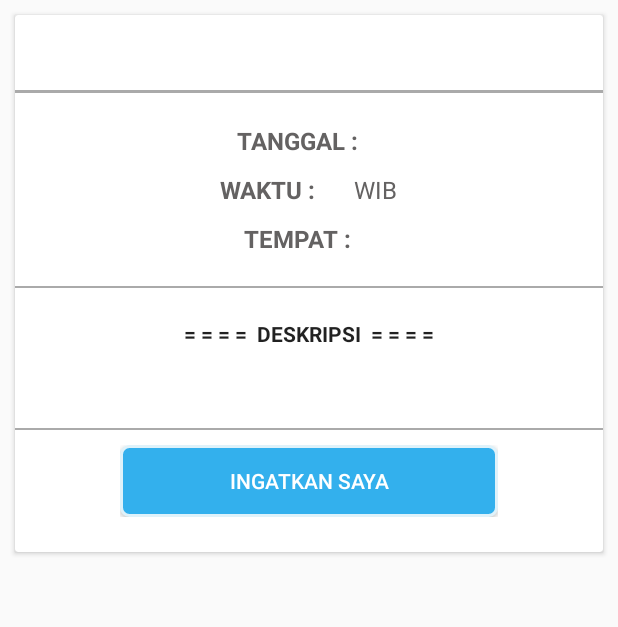
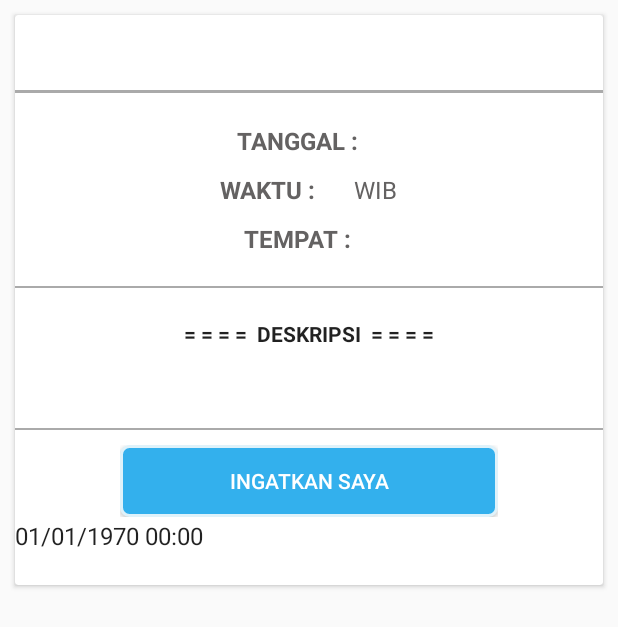
Before and after one commit to RBAYU505/clientsatu, an Android app: the DetailActivity screen opened directly, with no data from a screen before it, after a tap on "INGATKAN SAYA", on a phone screen of 412 x 824 dp. Shown: the top 627 px of the screen. Run offline under Robolectric (Android 15) with nearby library versions, the phone set to English and light mode, and no system bars; 8 statements that could not run were skipped.

Commit message:
revpenda tnp checking

```diff
--- a/app/src/main/java/id/restabayu/clientsatu/DetailActivity.java
+++ b/app/src/main/java/id/restabayu/clientsatu/DetailActivity.java
@@ -26,9 +26,10 @@ import id.restabayu.clientsatu.Service.AlarmService;
 public class DetailActivity extends AppCompatActivity {
 
 
-    TextView namaTxt,tanggalTxt,waktuTxt,tempatTxt,deskripsiTxt,notifTxt;
+    TextView namaTxt,tanggalTxt,waktuTxt,tempatTxt,deskripsiTxt,interval, tvInterval;
     AlarmManager alarmManager;
     private PendingIntent pendingIntent;
+    String waktuAcara, tglAcara, vInterval, intervalTgl, intervalWaktu;
 
 
     @Override
@@ -41,7 +42,8 @@ public class DetailActivity extends AppCompatActivity {
         waktuTxt = (TextView) findViewById(R.id.waktuDetailTextView);
         tempatTxt = (TextView) findViewById(R.id.tempatDetailTextView);
         deskripsiTxt = (TextView) findViewById(R.id.deskripsiDetailTextView);
-        notifTxt = (TextView) findViewById(R.id.notifTxt);
+        interval = (TextView) findViewById(R.id.interval);
+        tvInterval = (TextView) findViewById(R.id.vInterval);
 
         alarmManager = (AlarmManager) getSystemService(ALARM_SERVICE);
      //   ToggleButton alarmToggle = (ToggleButton) findViewById(R.id.alarmToggle);
@@ -50,14 +52,13 @@ public class DetailActivity extends AppCompatActivity {
         Intent i = this.getIntent();
 
 
-        //RECEIVE DATA ngangggo iki raiso dibukak.
-        String nama = i.getExtras().getString("NAMA_KEY");
-        String tanggal = i.getExtras().getString("TANGGAL_KEY");
-        String waktu = i.getExtras().getString("WAKTU_KEY");
-        String tempat = i.getExtras().getString("TEMPAT_KEY");
-        String deskripsi = i.getExtras().getString("DESKRIPSI_KEY");
-        String notif = i.getExtras().getString("NOTIF_KEY");
-
+        //RECEIVE DATA ngangggo iki nol (yen i.getExtra.getString focedclose)
+        String nama = i.getStringExtra("NAMA_KEY");
+        String tanggal = i.getStringExtra("TANGGAL_KEY");
+        String waktu = i.getStringExtra("WAKTU_KEY");
+        String tempat = i.getStringExtra("TEMPAT_KEY");
+        String deskripsi = i.getStringExtra("DESKRIPSI_KEY");
+        String interValKey = i.getStringExtra("INTERVAL_KEY");
 
 
         //BIND DATA
@@ -66,20 +67,54 @@ public class DetailActivity extends AppCompatActivity {
         waktuTxt.setText(waktu);
         tempatTxt.setText(tempat);
         deskripsiTxt.setText(deskripsi);
-        notifTxt.setText(notif);
+
+        tglAcara = tanggal;
+        waktuAcara = waktu;
+        vInterval = interValKey;
+
+        tvInterval.setText(vInterval);
 
 
     }
 
     public void ingatkanSaya(View view) {
         String date = Converter.ConvertDate(tanggalTxt.getText().toString(), "dd/MM/yyyy", "yyyy MM dd");
-        String time = notifTxt.getText().toString();
+        String time = waktuTxt.getText().toString();
         String dateTime = date + " " + time;
         Date txtAlarm = Converter.toDate(dateTime, "yyyy MM dd HH:mm");
 
-            Log.d("MyActivity", "Alarm On");
+        long secondsInMilli = 1000;
+        long minutesInMilli = secondsInMilli * 60;
+        long hoursInMilli = minutesInMilli * 60;
+        long daysInMilli = hoursInMilli * 24;
+
+        long setInterval = 0L;
+        if(vInterval.equals("1")){
+            setInterval = minutesInMilli * 30;
+        }else if(vInterval.equals("2")){
+            setInterval = hoursInMilli;
+        }else if(vInterval.equals("3")){
+            setInterval = hoursInMilli * 3;
+        }else if(vInterval.equals("4")){
+            setInterval = hoursInMilli * 6;
+        }else if(vInterval.equals("5")){
+            setInterval = hoursInMilli * 12;
+        }else if(vInterval.equals("6")){
+            setInterval = daysInMilli;
+        }else {
+            setInterval = minutesInMilli * 30;
+        }
+
+
+        long result = txtAlarm.getTime() - setInterval;
+        interval.setText(Converter.getDate(result, "dd/MM/yyyy HH:mm"));
+        String dF = Converter.ConvertDate(interval.getText().toString(), "dd/MM/yyyy HH:mm", "yyyy MM dd HH:mm");
+        Date resAlarm = Converter.toDate(dF, "yyyy MM dd HH:mm");
+
+
+        Log.d("MyActivity", "Alarm On");
             Calendar calendar = Calendar.getInstance();
-            calendar.setTime(txtAlarm);
+            calendar.setTime(resAlarm);
             Intent myIntent = new Intent(this, AlarmReciever.class);
             pendingIntent = PendingIntent.getBroadcast(DetailActivity.this, 0, myIntent, 0);
             alarmManager.set(AlarmManager.RTC_WAKEUP, calendar.getTimeInMillis(), pendingIntent);
@@ -87,8 +122,6 @@ public class DetailActivity extends AppCompatActivity {
             Toast.makeText(getApplicationContext(), "Pengingat telah dibuat !", Toast.LENGTH_SHORT).show();
 
     }
-
-
 
      /*   public void onToggleClicked (View view) {
             String date = Converter.ConvertDate(tanggalTxt.getText().toString(), "dd/MM/yyyy", "yyyy MM dd");
--- a/app/src/main/java/id/restabayu/clientsatu/MainActivity.java
+++ b/app/src/main/java/id/restabayu/clientsatu/MainActivity.java
@@ -152,7 +152,7 @@ public class MainActivity extends AppCompatActivity {
                             s.getWaktu(),
                             s.getTempat(),
                             s.getDeskripsi(),
-                            s.getNotif()
+                            s.getInterval()
                     };
                     openDetailActivity(classifieds);
                 }
@@ -169,7 +169,7 @@ public class MainActivity extends AppCompatActivity {
             i.putExtra("WAKTU_KEY",data[2]);
             i.putExtra("TEMPAT_KEY",data[3]);
             i.putExtra("DESKRIPSI_KEY",data[4]);
-            i.putExtra("NOTIF_KEY" , data[5]);
+            i.putExtra("INTERVAL_KEY" , data[5]);
             startActivity(i);
         }
     }
--- a/app/src/main/java/id/restabayu/clientsatu/Service/Converter.java
+++ b/app/src/main/java/id/restabayu/clientsatu/Service/Converter.java
@@ -5,6 +5,7 @@ import android.util.Log;
 
 import java.text.ParseException;
 import java.text.SimpleDateFormat;
+import java.util.Calendar;
 import java.util.Date;
 import java.util.Locale;
 
@@ -37,4 +38,15 @@ public class Converter  {
 
         return tgl;
     }
+
+    public static String getDate(long milliSeconds, String dateFormat)
+    {
+        // Create a DateFormatter object for displaying date in specified format.
+        SimpleDateFormat formatter = new SimpleDateFormat(dateFormat);
+
+        // Create a calendar object that will convert the date and time value in milliseconds to date.
+        Calendar calendar = Calendar.getInstance();
+        calendar.setTimeInMillis(milliSeconds);
+        return formatter.format(calendar.getTime());
+    }
 }
--- a/app/src/main/res/layout/activity_detail.xml
+++ b/app/src/main/res/layout/activity_detail.xml
@@ -207,12 +207,20 @@
         </LinearLayout>
 
         <TextView
-            android:id="@+id/notifTxt"
+            android:id="@+id/interval"
             android:layout_width="wrap_content"
             android:layout_height="wrap_content"
-            android:text="notif"
+            android:text="Waktu Interval"
             android:layout_gravity="left"
-            android:visibility="invisible"
+            android:visibility="visible"
+            android:textAppearance="?android:attr/textAppearanceListItemSmall" />
+        <TextView
+            android:id="@+id/vInterval"
+            android:layout_width="wrap_content"
+            android:layout_height="wrap_content"
+            android:text="wktnotif"
+            android:layout_gravity="left"
+            android:visibility="visible"
             android:textAppearance="?android:attr/textAppearanceListItemSmall" />
 
     </LinearLayout>
```
Also changed, not shown: app/src/main/java/id/restabayu/clientsatu/Classified.java (+26 -7 lines).
